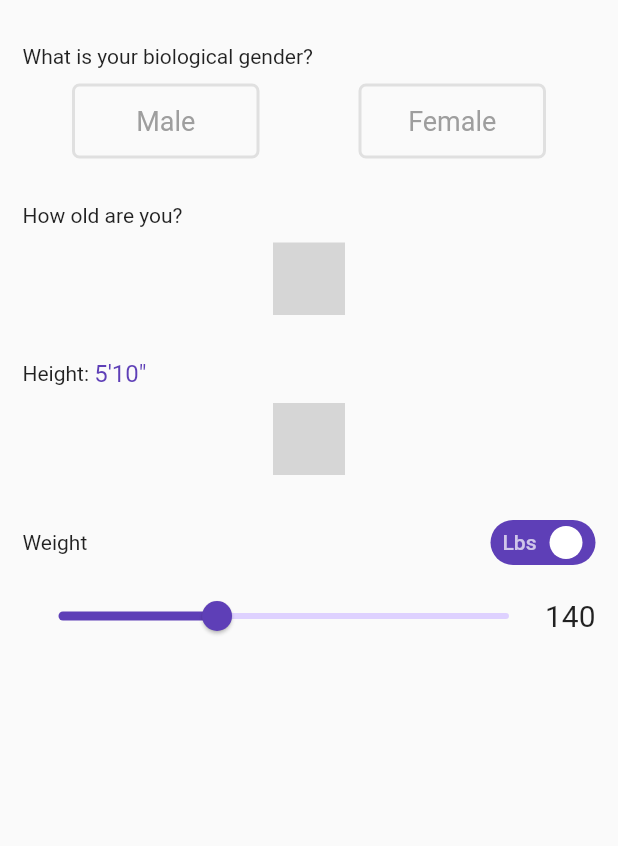
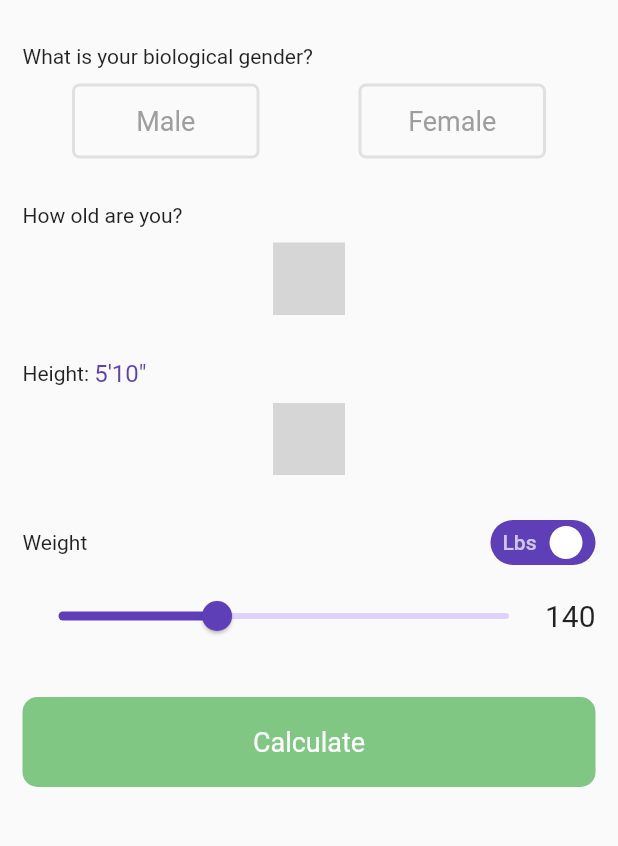
Before and after one commit to MatthieuNadeau96/bmi_calculator, a Flutter app: the screen it shows after launch, on a phone screen of 412 x 824 dp, the part 143-989 px from its top. Run offline on Flutter 3.47's test engine with Material 2 defaults, Android fonts, the phone set to English and light mode, and no system bars; our stand-ins replace numberpicker; statements that could not run were skipped; grey boxes are pictures that could not be loaded.

Commit message:
basic ui laid out

```diff
--- a/lib/main.dart
+++ b/lib/main.dart
@@ -50,7 +50,6 @@ class _MyHomePageState extends State<MyHomePage> {
       } else {
         remainderInches = inches - totalInches;
       }
-      print('$feet\'$remainderInches\"');
     });
   }
 
@@ -60,13 +59,17 @@ class _MyHomePageState extends State<MyHomePage> {
     var deviceSize = MediaQuery.of(context).size;
     return Scaffold(
       body: Padding(
-        padding: EdgeInsets.symmetric(
-          vertical: 60,
-          horizontal: 15,
+        padding: EdgeInsets.only(
+          left: 15,
+          right: 15,
+          bottom: 30,
         ),
         child: Column(
           crossAxisAlignment: CrossAxisAlignment.start,
           children: [
+            SizedBox(
+              height: 60,
+            ),
             Row(
               mainAxisAlignment: MainAxisAlignment.center,
               children: [
@@ -197,6 +200,29 @@ class _MyHomePageState extends State<MyHomePage> {
                 )
               ],
             ),
+            SizedBox(
+              height: 30,
+            ),
+            GestureDetector(
+              behavior: HitTestBehavior.translucent,
+              child: Container(
+                height: 60,
+                width: deviceSize.width,
+                decoration: BoxDecoration(
+                  color: Colors.green[300],
+                  borderRadius: BorderRadius.circular(10),
+                ),
+                child: Center(
+                  child: Text(
+                    'Calculate',
+                    style: TextStyle(
+                      color: Colors.white,
+                      fontSize: 18,
+                    ),
+                  ),
+                ),
+              ),
+            ),
           ],
         ),
       ),
```
